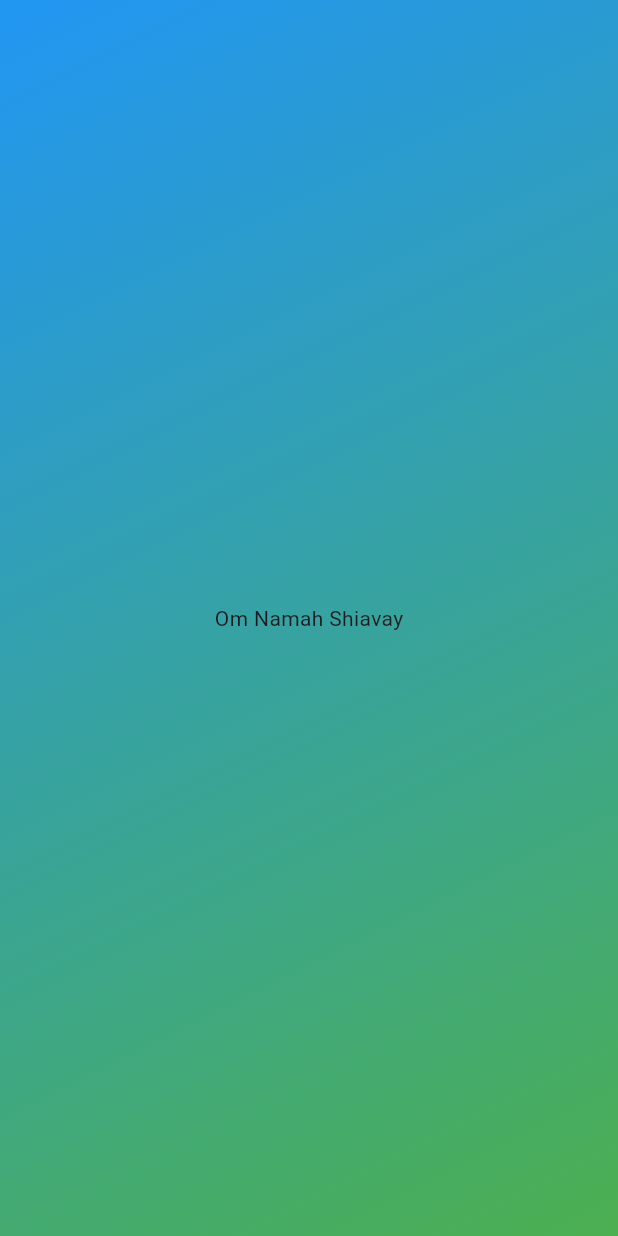
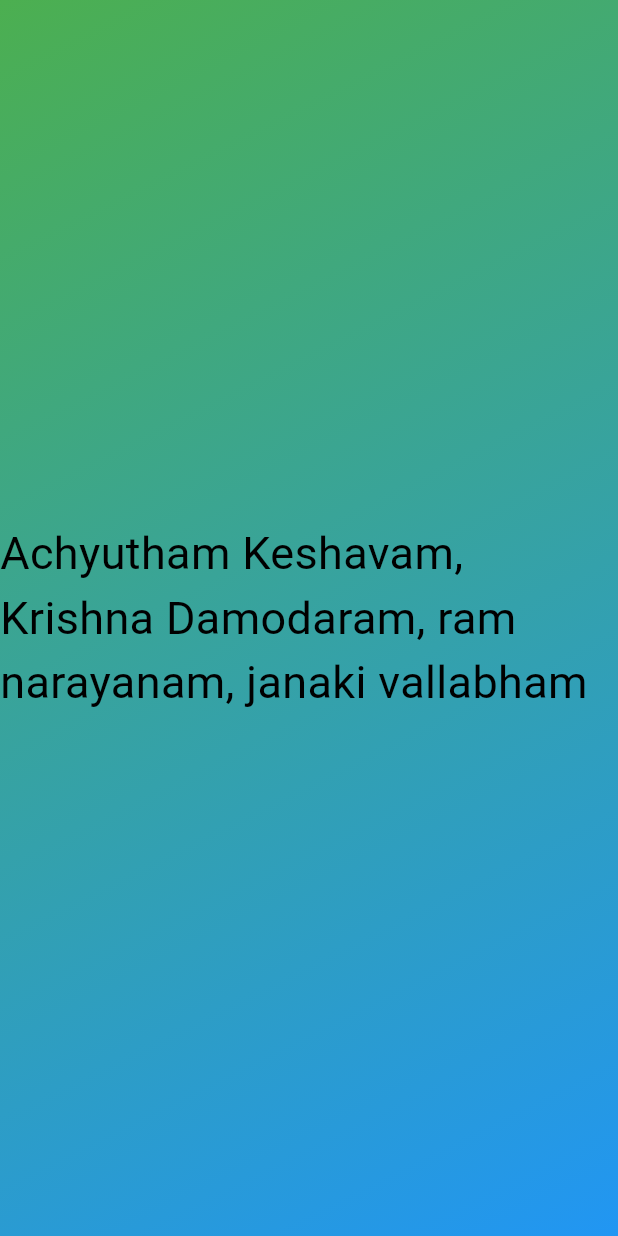
Before and after one commit to Akash8005/roll_dice_trial2, a Flutter app: the screen it shows after launch, on a phone screen of 412 x 824 dp. Run offline on Flutter 3.47's test engine with Material 3 defaults, Android fonts, the light colour scheme and no system bars.

Commit message:
this is my second commit

```diff
--- /dev/null
+++ b/lib/gradient_container.dart
@@ -0,0 +1,31 @@
+import 'package:flutter/material.dart';
+import 'package:roll_dice_trial2/styled_text.dart';
+
+var startAlignment = Alignment.topLeft;
+var endAlignment = Alignment.bottomRight;
+
+class GradientContainer extends StatelessWidget {
+  const GradientContainer(this.color1, this.color2, {super.key});
+  final Color color1;
+  final Color color2;
+  @override
+  Widget build(context) {
+    return Container(
+      decoration: BoxDecoration(
+        gradient: LinearGradient(
+          colors: [
+            color1,
+            color2,
+          ],
+          begin: startAlignment,
+          end: endAlignment,
+        ),
+      ),
+      child: const Center(
+        child: StyledText(
+          "Achyutham Keshavam, Krishna Damodaram, ram narayanam, janaki vallabham",
+        ),
+      ),
+    );
+  }
+}
--- a/lib/main.dart
+++ b/lib/main.dart
@@ -1,24 +1,11 @@
 import 'package:flutter/material.dart';
+import 'package:roll_dice_trial2/gradient_container.dart';
 
 void main() {
   runApp(
-    MaterialApp(
+    const MaterialApp(
       home: Scaffold(
-        body: Container(
-          decoration: const BoxDecoration(
-            gradient: LinearGradient(
-              colors: [
-                Colors.blue,
-                Colors.green,
-              ],
-              begin: Alignment.topLeft,
-              end: Alignment.bottomRight,
-            ),
-          ),
-          child: const Center(
-            child: Text("Om Namah Shiavay"),
-          ),
-        ),
+        body: GradientContainer(Colors.green, Colors.blue),
       ),
     ),
   );
--- /dev/null
+++ b/lib/styled_text.dart
@@ -0,0 +1,16 @@
+import 'package:flutter/material.dart';
+
+class StyledText extends StatelessWidget {
+  const StyledText(this.text, {super.key});
+  final String text;
+  @override
+  Widget build(context) {
+    return Text(
+      text,
+      style: const TextStyle(
+        fontSize: 30,
+        color: Colors.black,
+      ),
+    );
+  }
+}
```
